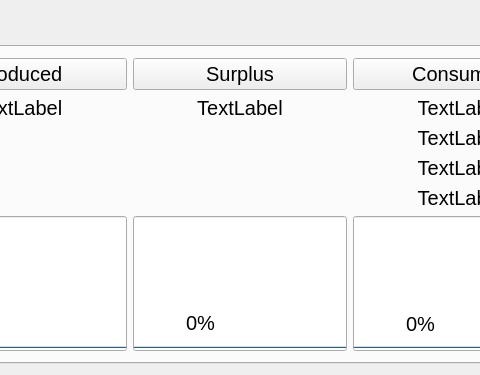
Qt form Qt/QDH/mainwindow.ui (gpistoni/DomoticHome) before a commit; both pictures show x 112 to 592 and y 0 to 375 of the 704 by 375 pixel window.
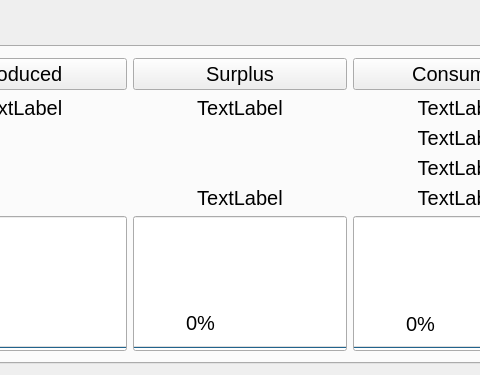
The same form after that commit.

The edit to the form file:
```diff
--- a/Qt/QDH/mainwindow.ui
+++ b/Qt/QDH/mainwindow.ui
@@ -195,6 +195,16 @@
           </property>
          </widget>
         </item>
+        <item row="5" column="1">
+         <widget class="QLabel" name="label_G">
+          <property name="text">
+           <string>TextLabel</string>
+          </property>
+          <property name="alignment">
+           <set>Qt::AlignCenter</set>
+          </property>
+         </widget>
+        </item>
        </layout>
       </widget>
      </widget>
```
Left out of the diff: 2 changed lines with no effect on the pictures.
